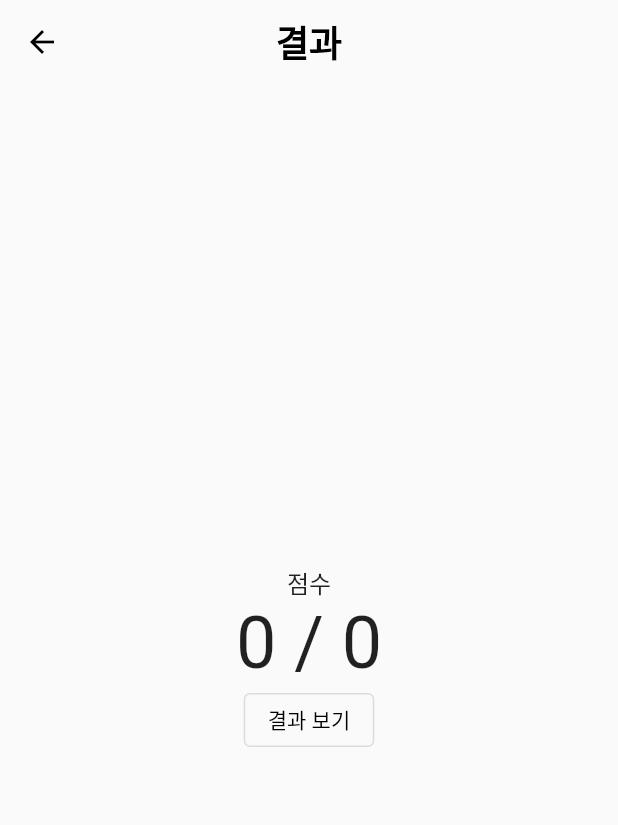
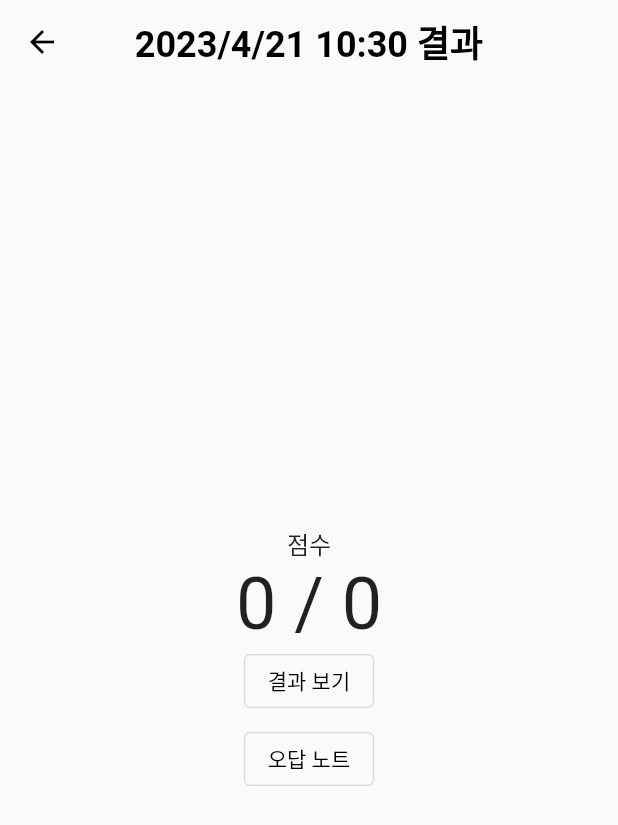
Before and after one commit to JadenChoi2k/memory-helper, a Flutter app: the ResultScreen screen opened directly with empty values, on a phone screen of 412 x 824 dp. Shown: the top 825 px of the screen. Run offline on Flutter 3.47's test engine with Material 2 defaults, Android fonts, the phone set to English and light mode, and no system bars; our stand-ins replace localstorage, logger.

Commit message:
add more ui

```diff
--- a/lib/component/problem_card.dart
+++ b/lib/component/problem_card.dart
@@ -2,10 +2,12 @@ import 'package:flutter/material.dart';
 
 class ProblemCard extends StatelessWidget {
   final int num;
+  final int? wholeSize;
   final String content;
 
   const ProblemCard({
     required this.num,
+    this.wholeSize,
     required this.content,
     Key? key,
   }) : super(key: key);
@@ -14,7 +16,7 @@ class ProblemCard extends StatelessWidget {
   Widget build(BuildContext context) {
     return Column(
       children: [
-        Text('$num번 문제'),
+        Text('$num번 문제${wholeSize != null ? ' / $wholeSize개' : ''}'),
         const SizedBox(height: 8.0),
         Text(
           content,
--- a/lib/model/manager.dart
+++ b/lib/model/manager.dart
@@ -30,7 +30,7 @@ class Manager {
   }
 
   static Future<Manager> load() async {
-    final ls = LocalStorage('data.json');
+    final ls = LocalStorage('./data.json');
     await ls.ready;
     logger.i('load local storage: $ls');
     final groups = ls.getItem('groups');
@@ -52,7 +52,7 @@ class Manager {
   }
 
   Future<void> save() async {
-    final ls = LocalStorage('data.json');
+    final ls = LocalStorage('./data.json');
     await ls.ready;
     await Future.wait([
       ls.setItem('groups', groups),
--- a/lib/model/problem_set.dart
+++ b/lib/model/problem_set.dart
@@ -6,17 +6,19 @@ class ProblemSet {
 
   ProblemSet({required this.problems});
 
-  Result solve(List<String> answerList) {
+  Result solve(List<String> answerList, {String? title}) {
     if (answerList.length != problems.length) {
       throw ArgumentError("입력된 정답의 길이가 올바르지 않습니다.");
     }
     return Result(
+      title: title,
       problems: problems,
       answers: answerList,
       correct: List.generate(
         answerList.length,
         (index) => problems[index].solve(answerList[index]),
       ).toList(),
+      answerAt: DateTime.now(),
     );
   }
 }
--- a/lib/model/result.dart
+++ b/lib/model/result.dart
@@ -5,15 +5,18 @@ part 'result.g.dart';
 
 @JsonSerializable()
 class Result {
+  final String? title;
   final List<Problem> problems;
   final List<String> answers;
   final List<bool> correct;
-  final DateTime answerAt = DateTime.now();
+  final DateTime answerAt;
 
   Result({
+    this.title,
     required this.problems,
     required this.answers,
     required this.correct,
+    required this.answerAt,
   });
 
   factory Result.fromJson(Map<String, dynamic> json) => _$ResultFromJson(json);
@@ -23,4 +26,10 @@ class Result {
         correct.fold(0, (prev, corr) => prev + (corr ? 1 : 0)),
         correct.length,
       ];
+
+  List<Problem> get incorrectList =>
+      List.generate(correct.length, (index) => index)
+          .where((i) => !correct[i])
+          .map((i) => problems[i])
+          .toList();
 }
--- a/lib/screen/group_subjects.dart
+++ b/lib/screen/group_subjects.dart
@@ -59,7 +59,10 @@ class _GroupSubjectsScreenState extends State<GroupSubjectsScreen> {
         title: Text('${widget.groupName} 주제들'),
       ),
       body: SingleChildScrollView(
+        child: SizedBox(
+          width: double.infinity,
           child: Column(
+            crossAxisAlignment: CrossAxisAlignment.center,
             children: [
               ...manager.findGroupByName(widget.groupName).subjects.map(
                     (e) => Padding(
@@ -108,6 +111,7 @@ class _GroupSubjectsScreenState extends State<GroupSubjectsScreen> {
             ],
           ),
         ),
+      ),
     );
   }
 }
--- a/lib/screen/groups.dart
+++ b/lib/screen/groups.dart
@@ -20,7 +20,7 @@ class _GroupsScreenState extends State<GroupsScreen> {
         title: const Text('문제 그룹'),
       ),
       body: manager.groups.isEmpty
-          ? const Text('데이터가 없습니다')
+          ? const Center(child: Text('데이터가 없습니다'))
           : SingleChildScrollView(
               child: Column(
                 children: manager.groups
--- a/lib/screen/problem_solve.dart
+++ b/lib/screen/problem_solve.dart
@@ -45,7 +45,7 @@ class _ProblemSolveScreenState extends State<ProblemSolveScreen> {
   }
 
   void submit() {
-    final result = widget.problemSet.solve(answers);
+    final result = widget.problemSet.solve(answers, title: widget.title);
     final manager = Manager();
     manager.addHistory(result);
     manager.save();
@@ -69,6 +69,7 @@ class _ProblemSolveScreenState extends State<ProblemSolveScreen> {
           children: [
             ProblemCard(
               num: pIndex + 1,
+              wholeSize: widget.problemSet.problems.length,
               content: widget.problemSet.problems[pIndex].question,
             ),
             SizedBox(
--- a/lib/screen/result.dart
+++ b/lib/screen/result.dart
@@ -1,6 +1,11 @@
+import 'dart:math';
+
 import 'package:flutter/material.dart';
 import 'package:memory_helper/component/problem_card.dart';
+import 'package:memory_helper/model/problem_set.dart';
 import 'package:memory_helper/model/result.dart';
+import 'package:intl/intl.dart';
+import 'package:memory_helper/screen/problem_solve.dart';
 
 class ResultScreen extends StatefulWidget {
   final Result result;
@@ -13,12 +18,37 @@ class ResultScreen extends StatefulWidget {
 class _ResultScreenState extends State<ResultScreen> {
   int pIndex = -1;
 
+  void correctionNote() {
+    final incorrectList = widget.result.incorrectList;
+    if (incorrectList.isEmpty) {
+      showDialog(
+        context: context,
+        builder: (context) => const AlertDialog(
+          title: Text('모두 맞았습니다. 오답 노트는 필요 없습니다.'),
+        ),
+      );
+      return;
+    }
+    Navigator.of(context).pop();
+    Navigator.of(context).push(
+      MaterialPageRoute(
+        builder: (context) {
+          return ProblemSolveScreen(
+            title: '${'${widget.result.title} '}오답 노트',
+            problemSet: ProblemSet(problems: incorrectList..shuffle()),
+          );
+        },
+      ),
+    );
+  }
+
   @override
   Widget build(BuildContext context) {
     final score = widget.result.score;
     return Scaffold(
       appBar: AppBar(
-        title: const Text('결과'),
+        title: Text(
+            '${DateFormat('y/M/d hh:mm').format(widget.result.answerAt)} 결과'),
       ),
       body: Center(
         child: pIndex < 0
@@ -37,6 +67,14 @@ class _ResultScreenState extends State<ResultScreen> {
                     onPressed: () => setState(() => pIndex = 0),
                     child: const Text(
                       '결과 보기',
+                      style: TextStyle(color: Colors.black),
+                    ),
+                  ),
+                  const SizedBox(height: 4.0),
+                  OutlinedButton(
+                    onPressed: correctionNote,
+                    child: const Text(
+                      '오답 노트',
                       style: TextStyle(color: Colors.black),
                     ),
                   ),
@@ -87,6 +125,16 @@ class _ResultScreenState extends State<ResultScreen> {
                           style: TextStyle(color: Colors.black),
                         ),
                       ),
+                      if (pIndex == widget.result.problems.length - 1) ...[
+                        const SizedBox(width: 4.0),
+                        OutlinedButton(
+                          onPressed: () => setState(() => pIndex = -1),
+                          child: const Text(
+                            '처음으로',
+                            style: TextStyle(color: Colors.black),
+                          ),
+                        ),
+                      ],
                       if (pIndex < widget.result.problems.length - 1) ...[
                         const SizedBox(width: 4.0),
                         OutlinedButton(
--- a/lib/screen/subject_problems.dart
+++ b/lib/screen/subject_problems.dart
@@ -99,7 +99,10 @@ class _SubjectProblemsScreenState extends State<SubjectProblemsScreen> {
         title: Text('${widget.groupName} > ${widget.subjectName} > 문제들'),
       ),
       body: SingleChildScrollView(
+        child: SizedBox(
+          width: double.infinity,
           child: Column(
+            crossAxisAlignment: CrossAxisAlignment.center,
             children: [
               ...manager
                   .findGroupByName(widget.groupName)
@@ -118,6 +121,7 @@ class _SubjectProblemsScreenState extends State<SubjectProblemsScreen> {
             ],
           ),
         ),
+      ),
     );
   }
 }
--- a/pubspec.yaml
+++ b/pubspec.yaml
@@ -51,6 +51,7 @@ dev_dependencies:
   flutter_lints: ^2.0.0
   json_serializable: ^6.6.1
   build_runner: ^2.3.3
+  intl: ^0.18.0
 
 # For information on the generic Dart part of this file, see the
 # following page: https://dart.dev/tools/pub/pubspec
```
Also changed, not shown: lib/screen/history_list.dart (added, +47 -0 lines), lib/screen/home.dart (+10 -0 lines), lib/screen/subject_select.dart (+6 -7 lines), lib/model/result.g.dart, pubspec.lock. Lines whose indentation alone changed are shown as unchanged.
